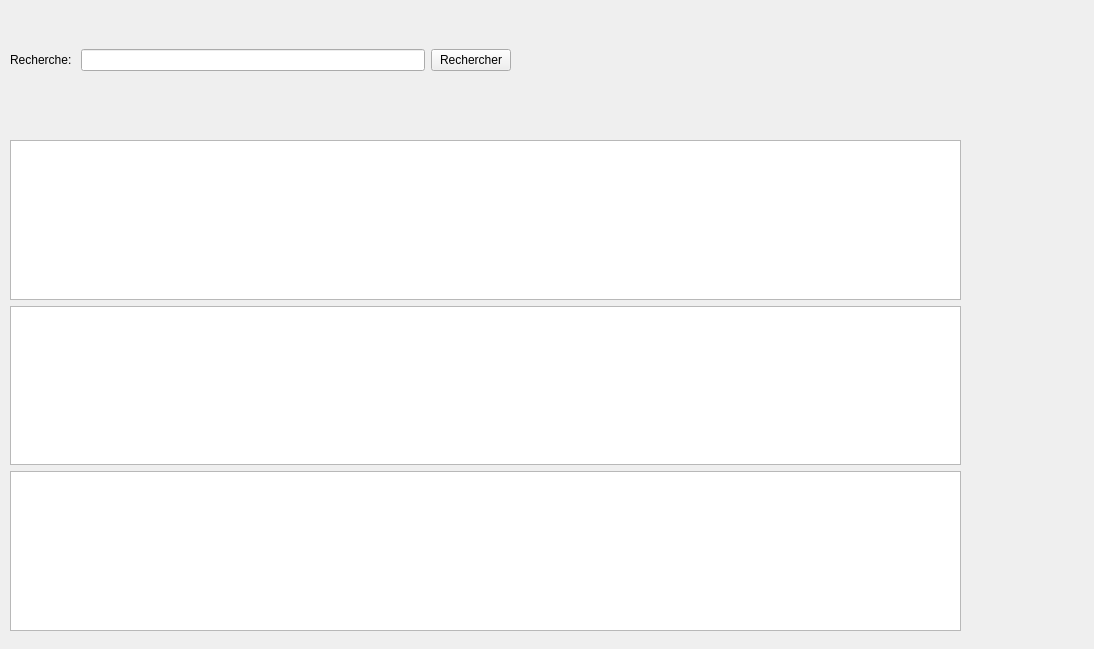
Old version of the form projet-musique/core/ongletrech.ui in the repository toopoormaghell/projet-musique.
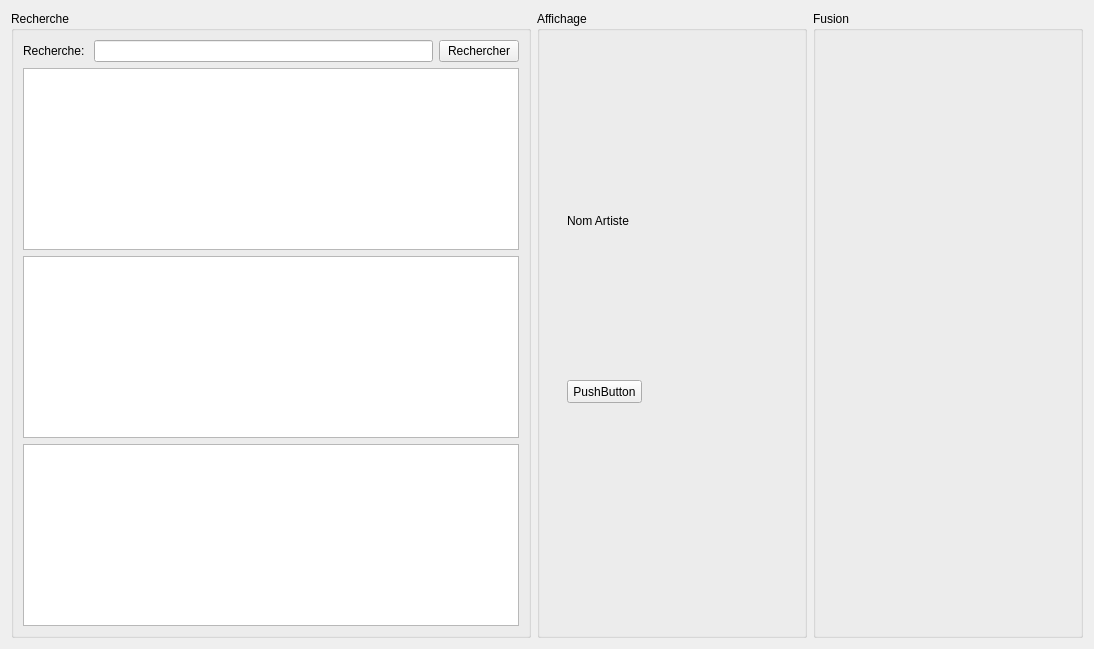
New version of the form.

Commit message: En cours de construction!

The edit to the form file:
```diff
--- a/projet-musique/core/ongletrech.ui
+++ b/projet-musique/core/ongletrech.ui
@@ -13,47 +13,69 @@
   <property name="windowTitle">
    <string>Form</string>
   </property>
-  <widget class="QWidget" name="horizontalLayoutWidget">
-   <property name="geometry">
-    <rect>
-     <x>10</x>
-     <y>20</y>
-     <width>501</width>
-     <height>80</height>
-    </rect>
-   </property>
+  <layout class="QHBoxLayout" name="horizontalLayout_2">
+   <item>
+    <widget class="QGroupBox" name="RechGroup">
+     <property name="maximumSize">
+      <size>
+       <width>520</width>
+       <height>16777215</height>
+      </size>
+     </property>
+     <property name="title">
+      <string>Recherche</string>
+     </property>
+     <layout class="QVBoxLayout" name="verticalLayout_2">
+      <item>
    <layout class="QHBoxLayout" name="horizontalLayout">
     <item>
      <widget class="QLabel" name="label">
+          <property name="maximumSize">
+           <size>
+            <width>70</width>
+            <height>16777215</height>
+           </size>
+          </property>
       <property name="text">
        <string>Recherche: </string>
       </property>
      </widget>
     </item>
     <item>
-     <widget class="QLineEdit" name="lineEdit"/>
+         <widget class="QLineEdit" name="Rech">
+          <property name="maximumSize">
+           <size>
+            <width>350</width>
+            <height>16777215</height>
+           </size>
+          </property>
+         </widget>
     </item>
     <item>
      <widget class="QPushButton" name="pushButton">
+          <property name="maximumSize">
+           <size>
+            <width>150</width>
+            <height>16777215</height>
+           </size>
+          </property>
       <property name="text">
        <string>Rechercher</string>
       </property>
      </widget>
     </item>
    </layout>
-  </widget>
-  <widget class="QWidget" name="verticalLayoutWidget">
-   <property name="geometry">
-    <rect>
-     <x>10</x>
-     <y>140</y>
-     <width>951</width>
-     <height>491</height>
-    </rect>
-   </property>
+      </item>
+      <item>
    <layout class="QVBoxLayout" name="verticalLayout">
     <item>
      <widget class="QListWidget" name="TitResult">
+          <property name="maximumSize">
+           <size>
+            <width>500</width>
+            <height>16777215</height>
+           </size>
+          </property>
       <property name="iconSize">
        <size>
         <width>100</width>
@@ -67,6 +89,12 @@
     </item>
     <item>
      <widget class="QListWidget" name="AlbResult">
+          <property name="maximumSize">
+           <size>
+            <width>500</width>
+            <height>16777215</height>
+           </size>
+          </property>
       <property name="iconSize">
        <size>
         <width>100</width>
@@ -80,6 +108,12 @@
     </item>
     <item>
      <widget class="QListWidget" name="ArtResult">
+          <property name="maximumSize">
+           <size>
+            <width>500</width>
+            <height>16777215</height>
+           </size>
+          </property>
       <property name="iconSize">
        <size>
         <width>100</width>
@@ -92,7 +126,79 @@
      </widget>
     </item>
    </layout>
-  </widget>
+      </item>
+     </layout>
+     <zorder>horizontalLayoutWidget</zorder>
+     <zorder>TitResult</zorder>
+     <zorder>AlbResult</zorder>
+     <zorder>ArtResult</zorder>
+     <zorder>verticalLayoutWidget</zorder>
+    </widget>
+   </item>
+   <item>
+    <widget class="QGroupBox" name="AffichageRes">
+     <property name="title">
+      <string>Affichage</string>
+     </property>
+     <widget class="QWidget" name="Artiste" native="true">
+      <property name="enabled">
+       <bool>true</bool>
+      </property>
+      <property name="geometry">
+       <rect>
+        <x>10</x>
+        <y>60</y>
+        <width>251</width>
+        <height>281</height>
+       </rect>
+      </property>
+      <widget class="QLabel" name="Nom_Artiste">
+       <property name="geometry">
+        <rect>
+         <x>20</x>
+         <y>140</y>
+         <width>201</width>
+         <height>20</height>
+        </rect>
+       </property>
+       <property name="text">
+        <string>Nom Artiste</string>
+       </property>
+      </widget>
+     </widget>
+     <widget class="QWidget" name="Titre" native="true">
+      <property name="geometry">
+       <rect>
+        <x>20</x>
+        <y>359</y>
+        <width>221</width>
+        <height>161</height>
+       </rect>
+      </property>
+      <widget class="QPushButton" name="BoutTit">
+       <property name="geometry">
+        <rect>
+         <x>10</x>
+         <y>10</y>
+         <width>75</width>
+         <height>23</height>
+        </rect>
+       </property>
+       <property name="text">
+        <string>PushButton</string>
+       </property>
+      </widget>
+     </widget>
+    </widget>
+   </item>
+   <item>
+    <widget class="QGroupBox" name="FusionGroup">
+     <property name="title">
+      <string>Fusion</string>
+     </property>
+    </widget>
+   </item>
+  </layout>
  </widget>
  <resources/>
  <connections/>
```
Lines whose indentation alone changed are shown as unchanged. The commit also changes 2 other files.
